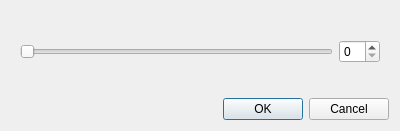
First picture: the form in threshold.ui, repository Phillss/SAR-zkjr, before the edit.
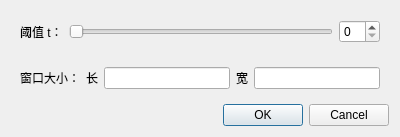
Second picture: the form after the edit.

What changed in the file:
```diff
--- a/threshold.ui
+++ b/threshold.ui
@@ -17,6 +17,13 @@
    <item>
     <widget class="QWidget" name="widget" native="true">
      <layout class="QHBoxLayout" name="horizontalLayout">
+      <item>
+       <widget class="QLabel" name="label_3">
+        <property name="text">
+         <string>阈值 t：</string>
+        </property>
+       </widget>
+      </item>
       <item>
        <widget class="QSlider" name="horizontalSlider">
         <property name="orientation">
@@ -30,6 +37,39 @@
      </layout>
     </widget>
    </item>
+   <item>
+    <widget class="QWidget" name="widget_2" native="true">
+     <layout class="QHBoxLayout" name="horizontalLayout_2">
+      <item>
+       <widget class="QLabel" name="label_4">
+        <property name="text">
+         <string>窗口大小：</string>
+        </property>
+       </widget>
+      </item>
+      <item>
+       <widget class="QLabel" name="label">
+        <property name="text">
+         <string>长</string>
+        </property>
+       </widget>
+      </item>
+      <item>
+       <widget class="QLineEdit" name="height"/>
+      </item>
+      <item>
+       <widget class="QLabel" name="label_2">
+        <property name="text">
+         <string>宽</string>
+        </property>
+       </widget>
+      </item>
+      <item>
+       <widget class="QLineEdit" name="width"/>
+      </item>
+     </layout>
+    </widget>
+   </item>
    <item>
     <widget class="QDialogButtonBox" name="buttonBox">
      <property name="orientation">
```
